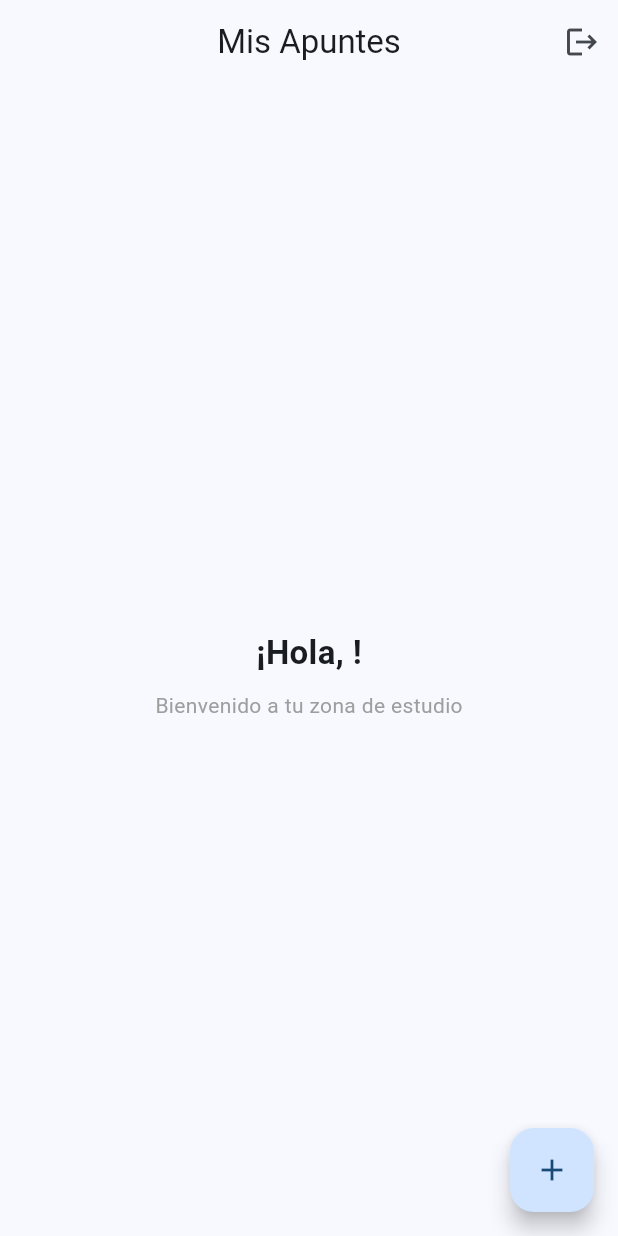
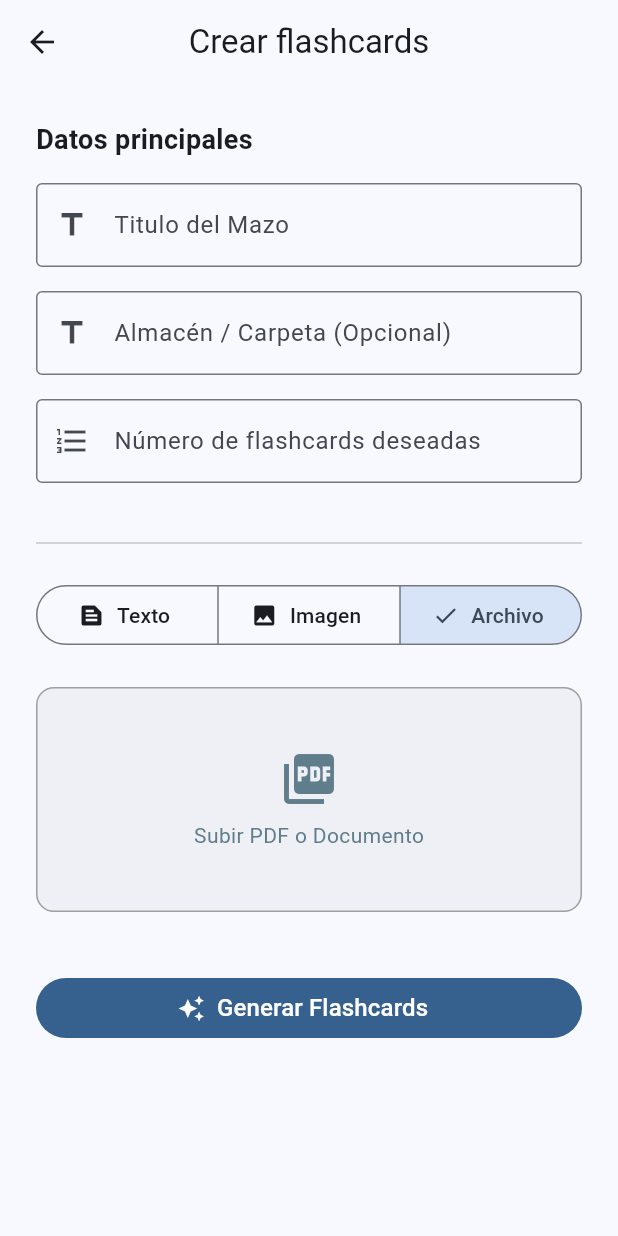
Before and after one commit to jjtc0005/TFG, a Flutter app: the HomeScreen screen opened directly, after a tap on the "add" icon, on a phone screen of 412 x 824 dp. Run offline on Flutter 3.47's test engine with Material 3 defaults, Android fonts, the phone set to English and light mode, and no system bars; our stand-ins replace cloud_firestore, firebase_auth, firebase_core, google_sign_in; accounts and stored records are empty.

Commit message:
Ventana añadir comletada

```diff
--- /dev/null
+++ b/flashcardstfg/lib/screens/create_flashcard_screen.dart
@@ -0,0 +1,183 @@
+import 'package:flutter/material.dart';
+
+enum MetodoEntrada { texto, imagen, archivo }
+
+class CreateFlashcardScreen extends StatefulWidget {
+  const CreateFlashcardScreen({super.key});
+
+  @override
+  State<CreateFlashcardScreen> createState() => _CreateFlashcardScreen();
+}
+
+class _CreateFlashcardScreen extends State<CreateFlashcardScreen> {
+  final _formKey = GlobalKey<FormState>();
+
+  final TextEditingController _tituloController = TextEditingController();
+  final TextEditingController _almacenController = TextEditingController();
+  final TextEditingController _numTarjetasController = TextEditingController();
+
+  MetodoEntrada _metodoSeleccionado = MetodoEntrada.archivo;
+
+  /// Método que limpia la memoria o el estado cuando se cierra la ventana
+  @override
+  void dispose() {
+    _tituloController.dispose();
+    _almacenController.dispose();
+    _numTarjetasController.dispose();
+  }
+
+  @override
+  Widget build(BuildContext context) {
+    return Scaffold(
+      appBar: AppBar(title: const Text('Crear flashcards'), centerTitle: true),
+
+      body: SingleChildScrollView(
+        padding: const EdgeInsets.all(24.0),
+        child: Column(
+          crossAxisAlignment: CrossAxisAlignment.stretch,
+          children: [
+            const Text(
+              'Datos principales',
+              style: TextStyle(fontSize: 18, fontWeight: FontWeight.bold),
+            ),
+            const SizedBox(height: 16),
+
+            TextFormField(
+              controller: _tituloController,
+              decoration: const InputDecoration(
+                labelText: 'Titulo del Mazo',
+                border: OutlineInputBorder(),
+                prefixIcon: Icon(Icons.title),
+              ),
+            ),
+
+            const SizedBox(height: 16,),
+
+            TextFormField(
+              controller: _almacenController,
+              decoration: const InputDecoration(
+                labelText: 'Almacén / Carpeta (Opcional)',
+                border: OutlineInputBorder(),
+                prefixIcon: Icon(Icons.title),
+              ),
+            ),
+
+            const SizedBox(height: 16,),
+
+            TextFormField(
+              controller: _numTarjetasController,
+              keyboardType: TextInputType
+                  .number, // Al definir número abre el teclado numérico
+              decoration: const InputDecoration(
+                labelText: 'Número de flashcards deseadas',
+                border: OutlineInputBorder(),
+                prefixIcon: Icon(Icons.format_list_numbered),
+              ),
+              validator: (value) {
+                if (value == null || value.isEmpty) {
+                  return "Introduce un número";
+                }
+                if (int.tryParse(value) == null) {
+                  return "Debe ser un número válido";
+                }
+                return null;
+              },
+            ),
+
+            const SizedBox(height: 32,),
+            const Divider(),
+            const SizedBox(height: 16,),
+
+            SegmentedButton<MetodoEntrada>(
+
+              segments: const[
+
+                ButtonSegment(
+                  value: MetodoEntrada.texto,
+                  label: Text('Texto'),
+                  icon: Icon(Icons.text_snippet)
+                ),
+
+                ButtonSegment(
+                  value: MetodoEntrada.imagen,
+                  label: Text('Imagen'),
+                  icon: Icon(Icons.image)
+              ),
+                ButtonSegment(
+                  value: MetodoEntrada.archivo,
+                  label: Text('Archivo'),
+                  icon: Icon(Icons.upload_file)
+              ),
+              ],
+
+              selected: {_metodoSeleccionado},
+              onSelectionChanged: (Set<MetodoEntrada> nuevaSeleccion){
+                setState(() {
+                  _metodoSeleccionado= nuevaSeleccion.first;
+                });
+              },
+              ),
+
+              const SizedBox(height: 24,),
+              // --- 3. ÁREA DINÁMICA (Cambia según lo elegido arriba) ---
+              if (_metodoSeleccionado == MetodoEntrada.texto)
+                TextFormField(
+                  maxLines: 6, // Caja grande para apuntes
+                  decoration: const InputDecoration(
+                    labelText: 'Pega aquí tus apuntes...',
+                    border: OutlineInputBorder(),
+                    alignLabelWithHint: true,
+                  ),
+                )
+              else if (_metodoSeleccionado == MetodoEntrada.imagen)
+                _crearBotonSubida(Icons.camera_alt, 'Tomar Foto o Subir Imagen')
+              else if (_metodoSeleccionado == MetodoEntrada.archivo)
+                _crearBotonSubida(Icons.picture_as_pdf, 'Subir PDF o Documento'),
+
+              const SizedBox(height: 40),
+
+              // --- 4. BOTÓN FINAL ---
+              FilledButton.icon(
+                onPressed: () {
+                  // Si todos los campos obligatorios están rellenos...
+                  if (_formKey.currentState!.validate()) {
+                    print("¡Todo listo para generar con IA!");
+                    // Aquí llamaremos a Gemini en el futuro
+                  }
+                },
+                icon: const Icon(Icons.auto_awesome), // Icono de IA
+                label: const Text(
+                  'Generar Flashcards',
+                  style: TextStyle(fontSize: 16,
+                  // padding: EdgeInsets.all(12)),
+                ),
+              ),
+            ),
+          ],
+        ),
+      ),
+    );
+  }
+
+
+  Widget _crearBotonSubida(IconData icono, String texto) {
+    return Container(
+      height: 150,
+      decoration: BoxDecoration(
+        color: Colors.grey.withOpacity(0.1),
+        border: Border.all(color: Colors.grey, style: BorderStyle.solid),
+        borderRadius: BorderRadius.circular(12),
+      ),
+      child: Center(
+        child: Column(
+          mainAxisAlignment: MainAxisAlignment.center,
+          children: [
+            Icon(icono, size: 40, color: Colors.blueGrey),
+            const SizedBox(height: 8),
+            Text(texto, style: const TextStyle(color: Colors.blueGrey)),
+          ],
+        ),
+      ),
+    );
+  }
+}
--- a/flashcardstfg/lib/screens/home_screen.dart
+++ b/flashcardstfg/lib/screens/home_screen.dart
@@ -1,3 +1,4 @@
+import 'package:flashcardstfg/screens/create_flashcard_screen.dart';
 import 'package:flutter/material.dart';
 import 'package:firebase_auth/firebase_auth.dart'; // Para saber quién es el usuario
 import '../services/auth_services.dart';
@@ -33,7 +34,7 @@ class HomeScreen extends StatelessWidget {
                 );
               }
             },
-          )
+          ),
         ],
       ),
 
@@ -68,6 +69,14 @@ class HomeScreen extends StatelessWidget {
       // 3. Botón flotante (para añadir mazos en el futuro)
       floatingActionButton: FloatingActionButton(
         onPressed: () {
+          if (context.mounted) {
+            Navigator.pushReplacement(
+              context,
+              MaterialPageRoute(
+                builder: (context) => const CreateFlashcardScreen(),
+              ),
+            );
+          }
           print("Botón Crear pulsado");
         },
         child: const Icon(Icons.add),
```
